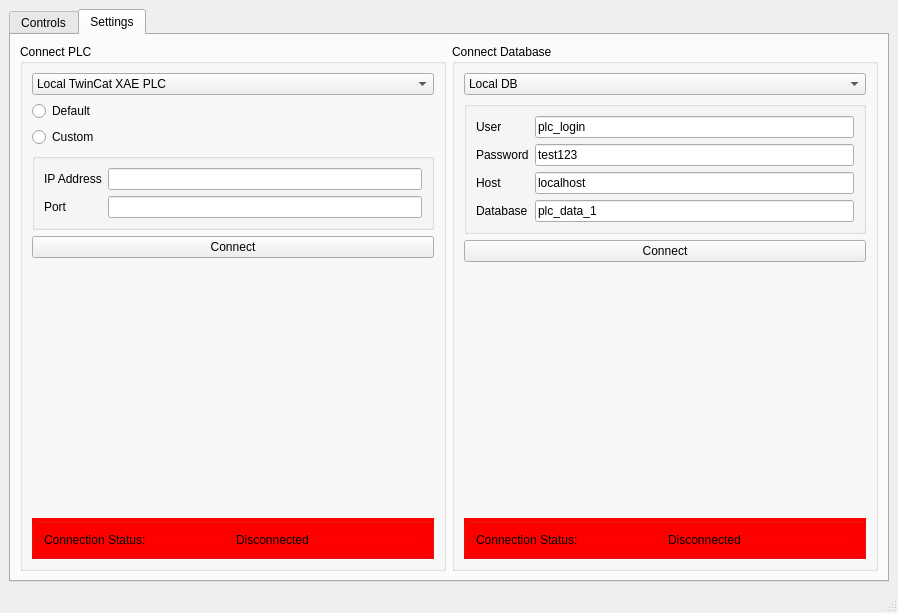
The window that mainwindow.ui (janFiedler1/python-PLC-interface) describes before a commit, drawn with Qt 5.
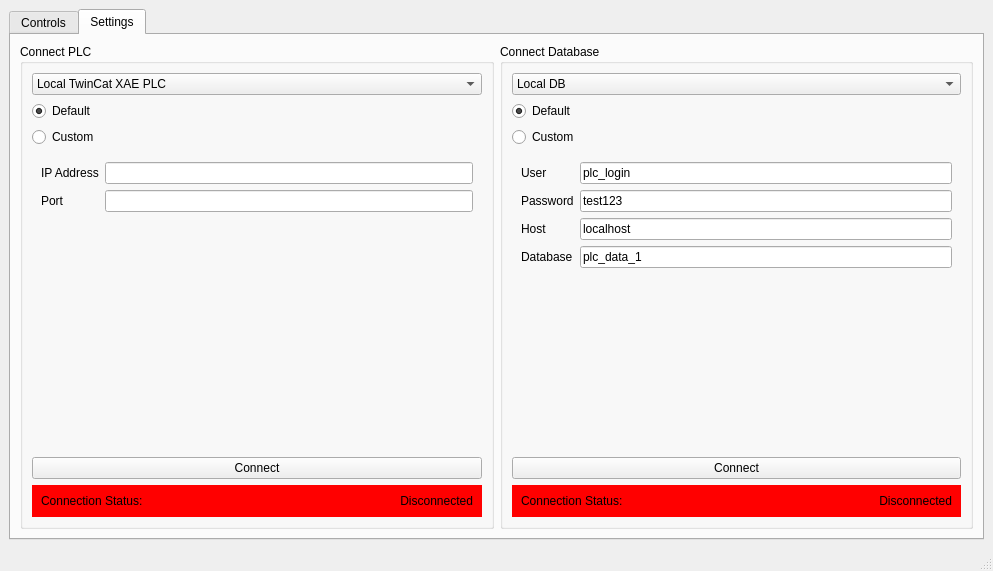
The same window after the commit. The open tabs and pages were chosen to show the change.

```diff
--- a/mainwindow.ui
+++ b/mainwindow.ui
@@ -6,8 +6,8 @@
    <rect>
     <x>0</x>
     <y>0</y>
-    <width>898</width>
-    <height>613</height>
+    <width>993</width>
+    <height>571</height>
    </rect>
   </property>
   <property name="windowTitle">
@@ -26,6 +26,9 @@
         <verstretch>0</verstretch>
        </sizepolicy>
       </property>
+      <property name="styleSheet">
+       <string notr="true"/>
+      </property>
       <property name="currentIndex">
        <number>0</number>
       </property>
@@ -193,6 +196,9 @@
              <property name="text">
               <string>Default</string>
              </property>
+             <property name="checked">
+              <bool>true</bool>
+             </property>
             </widget>
            </item>
            <item>
@@ -203,41 +209,43 @@
             </widget>
            </item>
            <item>
-            <widget class="QGroupBox" name="groupBox_5">
+            <widget class="QGroupBox" name="plc_connection_settings">
+             <property name="styleSheet">
+              <string notr="true">QGroupBox{border:0}</string>
+             </property>
              <property name="title">
               <string/>
              </property>
-             <layout class="QFormLayout" name="formLayout_2">
-              <item row="1" column="1">
+             <property name="flat">
+              <bool>false</bool>
+             </property>
+             <property name="checkable">
+              <bool>false</bool>
+             </property>
+             <layout class="QGridLayout" name="gridLayout_6">
+              <item row="0" column="0">
+               <widget class="QLabel" name="label_3">
+                <property name="text">
+                 <string>IP Address</string>
+                </property>
+               </widget>
+              </item>
+              <item row="0" column="1">
                <widget class="QLineEdit" name="plc_ip_port"/>
               </item>
-              <item row="3" column="1">
-               <widget class="QLineEdit" name="plc_port_input"/>
-              </item>
-              <item row="3" column="0">
+              <item row="1" column="0">
                <widget class="QLabel" name="label_5">
                 <property name="text">
                  <string>Port</string>
                 </property>
                </widget>
               </item>
-              <item row="1" column="0">
-               <widget class="QLabel" name="label_3">
-                <property name="text">
-                 <string>IP Address</string>
-                </property>
-               </widget>
+              <item row="1" column="1">
+               <widget class="QLineEdit" name="plc_port_input"/>
               </item>
              </layout>
             </widget>
            </item>
-           <item>
-            <widget class="QPushButton" name="plc_connect_button">
-             <property name="text">
-              <string>Connect</string>
-             </property>
-            </widget>
-           </item>
            <item>
             <spacer name="verticalSpacer_4">
              <property name="orientation">
@@ -252,9 +260,17 @@
             </spacer>
            </item>
            <item>
-            <widget class="QGroupBox" name="groupBox_4">
+            <widget class="QPushButton" name="plc_connect_button">
+             <property name="text">
+              <string>Connect</string>
+             </property>
+            </widget>
+           </item>
+           <item>
+            <widget class="QGroupBox" name="p">
              <property name="styleSheet">
-              <string notr="true">background-color: red;</string>
+              <string notr="true">background-color: red;
+border:0</string>
              </property>
              <property name="title">
               <string/>
@@ -272,6 +288,9 @@
                 <property name="text">
                  <string>Disconnected</string>
                 </property>
+                <property name="alignment">
+                 <set>Qt::AlignmentFlag::AlignRight|Qt::AlignmentFlag::AlignTrailing|Qt::AlignmentFlag::AlignVCenter</set>
+                </property>
                </widget>
               </item>
              </layout>
@@ -307,78 +326,91 @@
              </item>
             </widget>
            </item>
+           <item>
+            <widget class="QRadioButton" name="db_connection_default_radio">
+             <property name="text">
+              <string>Default</string>
+             </property>
+             <property name="checked">
+              <bool>true</bool>
+             </property>
+            </widget>
+           </item>
+           <item>
+            <widget class="QRadioButton" name="db_connection_custom_radio">
+             <property name="text">
+              <string>Custom</string>
+             </property>
+            </widget>
+           </item>
            <item>
             <widget class="QGroupBox" name="db_settings_form">
+             <property name="styleSheet">
+              <string notr="true">QGroupBox{border:0}</string>
+             </property>
              <property name="title">
               <string/>
              </property>
-             <layout class="QFormLayout" name="formLayout">
-              <item row="4" column="0">
+             <layout class="QGridLayout" name="gridLayout_5">
+              <item row="0" column="0">
+               <widget class="QLabel" name="label_4">
+                <property name="text">
+                 <string>User</string>
+                </property>
+               </widget>
+              </item>
+              <item row="0" column="1">
+               <widget class="QLineEdit" name="db_login_input">
+                <property name="text">
+                 <string>plc_login</string>
+                </property>
+               </widget>
+              </item>
+              <item row="1" column="0">
+               <widget class="QLabel" name="label_6">
+                <property name="text">
+                 <string>Password</string>
+                </property>
+               </widget>
+              </item>
+              <item row="1" column="1">
+               <widget class="QLineEdit" name="db_password_input">
+                <property name="text">
+                 <string>test123</string>
+                </property>
+               </widget>
+              </item>
+              <item row="2" column="0">
                <widget class="QLabel" name="label_8">
                 <property name="text">
                  <string>Host</string>
                 </property>
                </widget>
               </item>
-              <item row="4" column="1">
+              <item row="2" column="1">
                <widget class="QLineEdit" name="db_host_input">
                 <property name="text">
                  <string>localhost</string>
                 </property>
                </widget>
               </item>
-              <item row="7" column="1">
-               <widget class="QLineEdit" name="db_db_input">
-                <property name="text">
-                 <string>plc_data_1</string>
-                </property>
-               </widget>
-              </item>
-              <item row="7" column="0">
+              <item row="3" column="0">
                <widget class="QLabel" name="label_7">
                 <property name="text">
                  <string>Database</string>
                 </property>
                </widget>
               </item>
-              <item row="0" column="1">
-               <widget class="QLineEdit" name="db_login_input">
+              <item row="3" column="1">
+               <widget class="QLineEdit" name="db_db_input">
                 <property name="text">
-                 <string>plc_login</string>
-                </property>
-               </widget>
-              </item>
-              <item row="0" column="0">
-               <widget class="QLabel" name="label_4">
-                <property name="text">
-                 <string>User</string>
-                </property>
-               </widget>
-              </item>
-              <item row="2" column="1">
-               <widget class="QLineEdit" name="db_password_input">
-                <property name="text">
-                 <string>test123</string>
-                </property>
-               </widget>
-              </item>
-              <item row="2" column="0">
-               <widget class="QLabel" name="label_6">
-                <property name="text">
-                 <string>Password</string>
+                 <string>plc_data_1</string>
                 </property>
                </widget>
               </item>
              </layout>
             </widget>
            </item>
-           <item>
-            <widget class="QPushButton" name="db_connect_button">
-             <property name="text">
-              <string>Connect</string>
-             </property>
-            </widget>
-           </item>
            <item>
             <spacer name="verticalSpacer">
              <property name="orientation">
@@ -392,10 +424,17 @@
              </property>
             </spacer>
            </item>
+           <item>
+            <widget class="QPushButton" name="db_connect_button">
+             <property name="text">
+              <string>Connect</string>
+             </property>
+            </widget>
+           </item>
            <item>
             <widget class="QGroupBox" name="db_connection_status_box">
              <property name="styleSheet">
-              <string notr="true">background-color: red;</string>
+              <string notr="true">background-color: red;border:0;</string>
              </property>
              <property name="title">
               <string/>
@@ -413,6 +452,9 @@
                 <property name="text">
                  <string>Disconnected</string>
                 </property>
+                <property name="alignment">
+                 <set>Qt::AlignmentFlag::AlignRight|Qt::AlignmentFlag::AlignTrailing|Qt::AlignmentFlag::AlignVCenter</set>
+                </property>
                </widget>
               </item>
              </layout>
```
